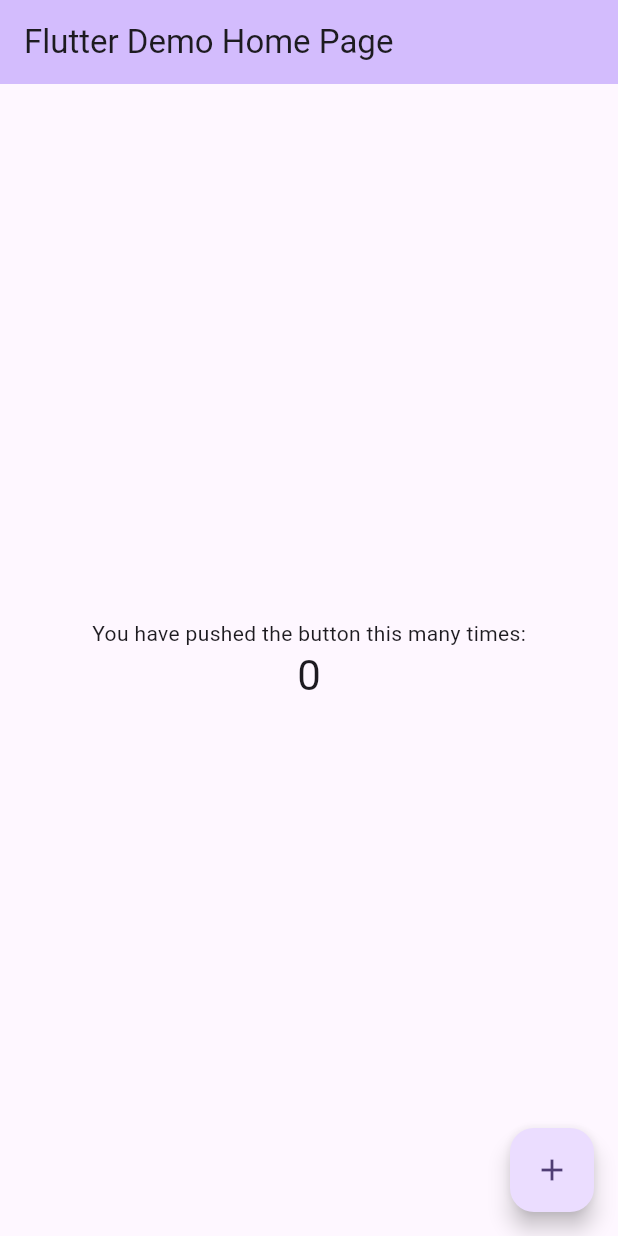
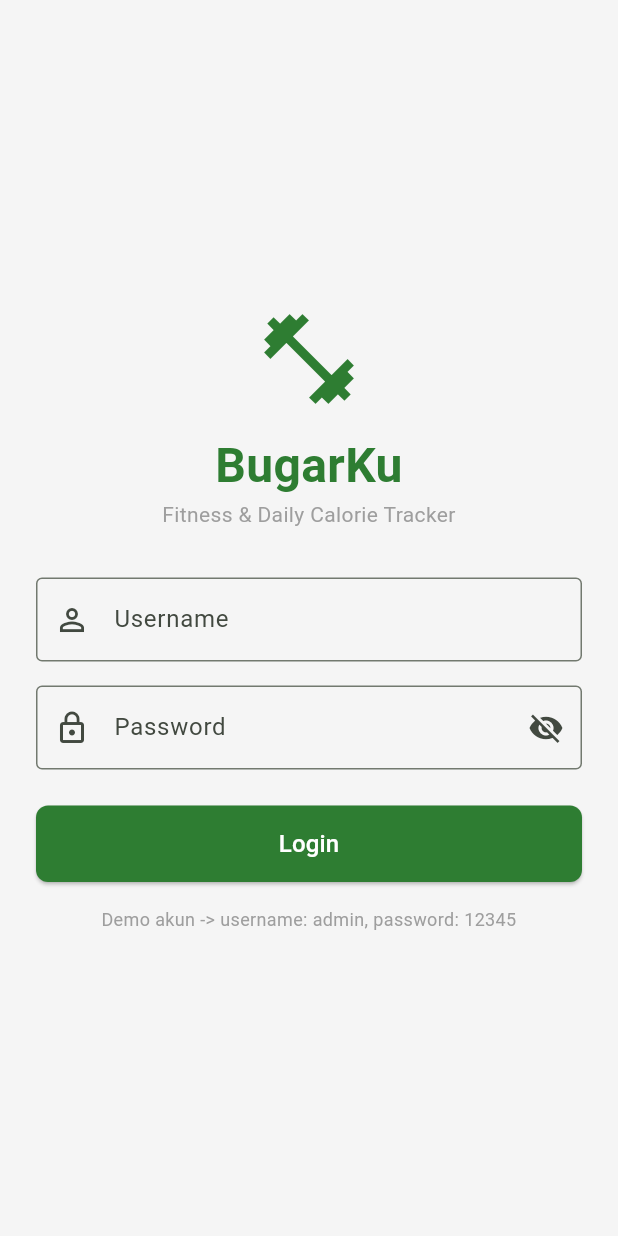
Before and after one commit to tikodjati/bugarku, a Flutter app: the screen it shows after launch, on a phone screen of 412 x 824 dp. Run offline on Flutter 3.47's test engine with Material 3 defaults, Android fonts, the phone set to English and light mode, and no system bars.

Commit message:
feat(login): membuat form login

```diff
--- a/lib/main.dart
+++ b/lib/main.dart
@@ -1,122 +1,24 @@
 import 'package:flutter/material.dart';
+import 'pages/login_page.dart';
+import 'utils/constants.dart';
 
 void main() {
-  runApp(const MyApp());
+  runApp(const BugarKuApp());
 }
 
-class MyApp extends StatelessWidget {
-  const MyApp({super.key});
+class BugarKuApp extends StatelessWidget {
+  const BugarKuApp({super.key});
 
-  // This widget is the root of your application.
   @override
   Widget build(BuildContext context) {
     return MaterialApp(
-      title: 'Flutter Demo',
+      title: 'BugarKu',
+      debugShowCheckedModeBanner: false,
       theme: ThemeData(
-        // This is the theme of your application.
-        //
-        // TRY THIS: Try running your application with "flutter run". You'll see
-        // the application has a purple toolbar. Then, without quitting the app,
-        // try changing the seedColor in the colorScheme below to Colors.green
-        // and then invoke "hot reload" (save your changes or press the "hot
-        // reload" button in a Flutter-supported IDE, or press "r" if you used
-        // the command line to start the app).
-        //
-        // Notice that the counter didn't reset back to zero; the application
-        // state is not lost during the reload. To reset the state, use hot
-        // restart instead.
-        //
-        // This works for code too, not just values: Most code changes can be
-        // tested with just a hot reload.
-        colorScheme: .fromSeed(seedColor: Colors.deepPurple),
+        colorSchemeSeed: AppColors.primary,
+        useMaterial3: true,
       ),
-      home: const MyHomePage(title: 'Flutter Demo Home Page'),
+      home: const LoginPage(),
     );
   }
 }
-
-class MyHomePage extends StatefulWidget {
-  const MyHomePage({super.key, required this.title});
-
-  // This widget is the home page of your application. It is stateful, meaning
-  // that it has a State object (defined below) that contains fields that affect
-  // how it looks.
-
-  // This class is the configuration for the state. It holds the values (in this
-  // case the title) provided by the parent (in this case the App widget) and
-  // used by the build method of the State. Fields in a Widget subclass are
-  // always marked "final".
-
-  final String title;
-
-  @override
-  State<MyHomePage> createState() => _MyHomePageState();
-}
-
-class _MyHomePageState extends State<MyHomePage> {
-  int _counter = 0;
-
-  void _incrementCounter() {
-    setState(() {
-      // This call to setState tells the Flutter framework that something has
-      // changed in this State, which causes it to rerun the build method below
-      // so that the display can reflect the updated values. If we changed
-      // _counter without calling setState(), then the build method would not be
-      // called again, and so nothing would appear to happen.
-      _counter++;
-    });
-  }
-
-  @override
-  Widget build(BuildContext context) {
-    // This method is rerun every time setState is called, for instance as done
-    // by the _incrementCounter method above.
-    //
-    // The Flutter framework has been optimized to make rerunning build methods
-    // fast, so that you can just rebuild anything that needs updating rather
-    // than having to individually change instances of widgets.
-    return Scaffold(
-      appBar: AppBar(
-        // TRY THIS: Try changing the color here to a specific color (to
-        // Colors.amber, perhaps?) and trigger a hot reload to see the AppBar
-        // change color while the other colors stay the same.
-        backgroundColor: Theme.of(context).colorScheme.inversePrimary,
-        // Here we take the value from the MyHomePage object that was created by
-        // the App.build method, and use it to set our appbar title.
-        title: Text(widget.title),
-      ),
-      body: Center(
-        // Center is a layout widget. It takes a single child and positions it
-        // in the middle of the parent.
-        child: Column(
-          // Column is also a layout widget. It takes a list of children and
-          // arranges them vertically. By default, it sizes itself to fit its
-          // children horizontally, and tries to be as tall as its parent.
-          //
-          // Column has various properties to control how it sizes itself and
-          // how it positions its children. Here we use mainAxisAlignment to
-          // center the children vertically; the main axis here is the vertical
-          // axis because Columns are vertical (the cross axis would be
-          // horizontal).
-          //
-          // TRY THIS: Invoke "debug painting" (choose the "Toggle Debug Paint"
-          // action in the IDE, or press "p" in the console), to see the
-          // wireframe for each widget.
-          mainAxisAlignment: .center,
-          children: [
-            const Text('You have pushed the button this many times:'),
-            Text(
-              '$_counter',
-              style: Theme.of(context).textTheme.headlineMedium,
-            ),
-          ],
-        ),
-      ),
-      floatingActionButton: FloatingActionButton(
-        onPressed: _incrementCounter,
-        tooltip: 'Increment',
-        child: const Icon(Icons.add),
-      ),
-    );
-  }
-}
--- /dev/null
+++ b/lib/pages/home_page.dart
@@ -0,0 +1,28 @@
+import 'package:flutter/material.dart';
+import '../utils/constants.dart';
+
+class HomePage extends StatelessWidget {
+  const HomePage({super.key});
+
+  @override
+  Widget build(BuildContext context) {
+    // TODO: ganti dengan menu grid (BMI Calculator, Kalkulator, Daily
+    // Calories, Workout Schedule, Data Kelompok) saat halaman-halaman
+    // tersebut sudah dibuat.
+    return Scaffold(
+      backgroundColor: AppColors.background,
+      appBar: AppBar(
+        title: const Text('Dashboard'),
+        backgroundColor: AppColors.primary,
+        foregroundColor: Colors.white,
+      ),
+      body: const Center(
+        child: Text(
+          'Login berhasil!\nDashboard menyusul.',
+          textAlign: TextAlign.center,
+          style: TextStyle(fontSize: 16),
+        ),
+      ),
+    );
+  }
+}
--- /dev/null
+++ b/lib/pages/login_page.dart
@@ -0,0 +1,169 @@
+import 'package:flutter/material.dart';
+import '../utils/constants.dart';
+import 'home_page.dart';
+
+class LoginPage extends StatefulWidget {
+  const LoginPage({super.key});
+
+  @override
+  State<LoginPage> createState() => _LoginPageState();
+}
+
+class _LoginPageState extends State<LoginPage> {
+  final _formKey = GlobalKey<FormState>();
+  final TextEditingController _usernameController = TextEditingController();
+  final TextEditingController _passwordController = TextEditingController();
+
+  bool _obscurePassword = true;
+  String? _errorMessage;
+
+  @override
+  void dispose() {
+    _usernameController.dispose();
+    _passwordController.dispose();
+    super.dispose();
+  }
+
+  void _handleLogin() {
+    setState(() => _errorMessage = null);
+
+    if (!_formKey.currentState!.validate()) return;
+
+    final username = _usernameController.text.trim();
+    final password = _passwordController.text.trim();
+
+    if (username == AppConstants.demoUsername &&
+        password == AppConstants.demoPassword) {
+      Navigator.of(context).pushReplacement(
+        MaterialPageRoute(builder: (context) => const HomePage()),
+      );
+    } else {
+      setState(() {
+        _errorMessage = 'Username atau password salah.';
+      });
+    }
+  }
+
+  @override
+  Widget build(BuildContext context) {
+    return Scaffold(
+      backgroundColor: AppColors.background,
+      body: SafeArea(
+        child: Center(
+          child: SingleChildScrollView(
+            padding: const EdgeInsets.symmetric(horizontal: 24),
+            child: Form(
+              key: _formKey,
+              child: Column(
+                mainAxisAlignment: MainAxisAlignment.center,
+                crossAxisAlignment: CrossAxisAlignment.stretch,
+                children: [
+                  const Icon(
+                    Icons.fitness_center,
+                    size: 72,
+                    color: AppColors.primary,
+                  ),
+                  const SizedBox(height: 12),
+                  const Text(
+                    'BugarKu',
+                    textAlign: TextAlign.center,
+                    style: TextStyle(
+                      fontSize: 32,
+                      fontWeight: FontWeight.bold,
+                      color: AppColors.primary,
+                    ),
+                  ),
+                  const Text(
+                    'Fitness & Daily Calorie Tracker',
+                    textAlign: TextAlign.center,
+                    style: TextStyle(fontSize: 14, color: Colors.grey),
+                  ),
+                  const SizedBox(height: 32),
+
+                  // Username
+                  TextFormField(
+                    controller: _usernameController,
+                    decoration: const InputDecoration(
+                      labelText: 'Username',
+                      prefixIcon: Icon(Icons.person_outline),
+                      border: OutlineInputBorder(),
+                    ),
+                    validator: (value) {
+                      if (value == null || value.trim().isEmpty) {
+                        return 'Username tidak boleh kosong';
+                      }
+                      return null;
+                    },
+                  ),
+                  const SizedBox(height: 16),
+
+                  // Password
+                  TextFormField(
+                    controller: _passwordController,
+                    obscureText: _obscurePassword,
+                    decoration: InputDecoration(
+                      labelText: 'Password',
+                      prefixIcon: const Icon(Icons.lock_outline),
+                      border: const OutlineInputBorder(),
+                      suffixIcon: IconButton(
+                        icon: Icon(
+                          _obscurePassword
+                              ? Icons.visibility_off
+                              : Icons.visibility,
+                        ),
+                        onPressed: () {
+                          setState(() => _obscurePassword = !_obscurePassword);
+                        },
+                      ),
+                    ),
+                    validator: (value) {
+                      if (value == null || value.trim().isEmpty) {
+                        return 'Password tidak boleh kosong';
+                      }
+                      return null;
+                    },
+                    onFieldSubmitted: (_) => _handleLogin(),
+                  ),
+
+                  if (_errorMessage != null) ...[
+                    const SizedBox(height: 12),
+                    Text(
+                      _errorMessage!,
+                      textAlign: TextAlign.center,
+                      style: const TextStyle(color: AppColors.error),
+                    ),
+                  ],
+
+                  const SizedBox(height: 24),
+
+                  ElevatedButton(
+                    onPressed: _handleLogin,
+                    style: ElevatedButton.styleFrom(
+                      backgroundColor: AppColors.primary,
+                      foregroundColor: Colors.white,
+                      padding: const EdgeInsets.symmetric(vertical: 14),
+                      shape: RoundedRectangleBorder(
+                        borderRadius: BorderRadius.circular(8),
+                      ),
+                    ),
+                    child: const Text(
+                      'Login',
+                      style: TextStyle(fontSize: 16),
+                    ),
+                  ),
+
+                  const SizedBox(height: 16),
+                  const Text(
+                    'Demo akun -> username: admin, password: 12345',
+                    textAlign: TextAlign.center,
+                    style: TextStyle(fontSize: 12, color: Colors.grey),
+                  ),
+                ],
+              ),
+            ),
+          ),
+        ),
+      ),
+    );
+  }
+}
--- /dev/null
+++ b/lib/utils/constants.dart
@@ -0,0 +1,14 @@
+import 'package:flutter/material.dart';
+
+/// Kredensial demo untuk login sederhana (tanpa backend).
+class AppConstants {
+  static const String demoUsername = 'admin';
+  static const String demoPassword = '12345';
+}
+
+/// Palet warna sederhana untuk konsistensi tampilan.
+class AppColors {
+  static const Color primary = Color(0xFF2E7D32); // hijau, tema "bugar"
+  static const Color background = Color(0xFFF5F5F5);
+  static const Color error = Color(0xFFD32F2F);
+}
```
